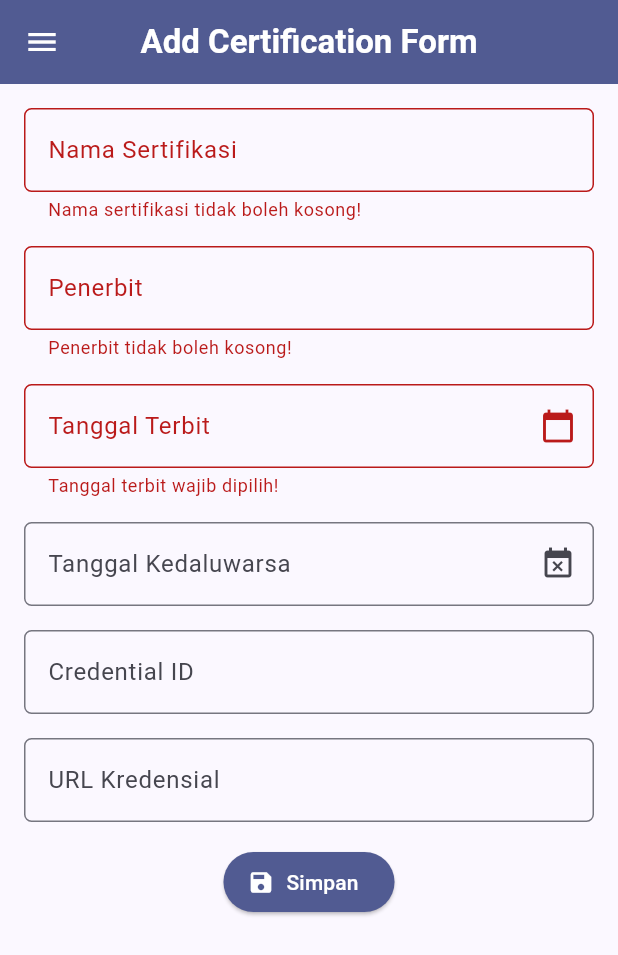
After one commit to Elbardio-hub/myportofolio_mobile, a Flutter app: the CertificationFormPage screen opened directly, after a tap on "Simpan", on a phone screen of 412 x 824 dp. The commit adds this screen. Shown: the top 955 px of the screen. Run offline on Flutter 3.47's test engine with Material 3 defaults, Android fonts, the phone set to English and light mode, and no system bars.

Commit message:
Tugas Individu 8

```diff
--- /dev/null
+++ b/lib/screens/certification_form.dart
@@ -0,0 +1,373 @@
+import 'package:flutter/material.dart';
+import 'package:myportofolio_mobile/widgets/left_drawer.dart';
+
+class CertificationFormPage extends StatefulWidget {
+  const CertificationFormPage({super.key});
+
+  @override
+  State<CertificationFormPage> createState() => _CertificationFormPageState();
+}
+
+class _CertificationFormPageState extends State<CertificationFormPage> {
+  // Kunci untuk mengakses state Form (validate, reset).
+  final _formKey = GlobalKey<FormState>();
+
+  // Menyimpan isian field teks.
+  String _name = "";
+  String _issuer = "";
+  String _credentialId = "";
+  String _credentialUrl = "";
+
+  // Menyimpan tanggal yang dipilih. Nullable karena awalnya belum dipilih.
+  DateTime? _issueDate;
+  DateTime? _expiryDate;
+
+  // Controller untuk menampilkan teks tanggal di dalam field.
+  final _issueDateController = TextEditingController();
+  final _expiryDateController = TextEditingController();
+
+  @override
+  void dispose() {
+    // Controller wajib dibuang saat halaman ditutup agar tidak memory leak.
+    _issueDateController.dispose();
+    _expiryDateController.dispose();
+    super.dispose();
+  }
+
+  // Mengubah DateTime menjadi teks, contoh: 5 Mei 2026.
+  String _formatDate(DateTime date) {
+    const months = [
+      'Januari', 'Februari', 'Maret', 'April', 'Mei', 'Juni',
+      'Juli', 'Agustus', 'September', 'Oktober', 'November', 'Desember',
+    ];
+    return "${date.day} ${months[date.month - 1]} ${date.year}";
+  }
+
+  // Membuka kalender untuk tanggal terbit.
+  Future<void> _pickIssueDate() async {
+    final picked = await showDatePicker(
+      context: context,
+      initialDate: _issueDate ?? DateTime.now(),
+      firstDate: DateTime(2000),
+      lastDate: DateTime.now(), // tidak bisa memilih tanggal di masa depan
+    );
+    if (picked != null) {
+      setState(() {
+        _issueDate = picked;
+        _issueDateController.text = _formatDate(picked);
+      });
+    }
+  }
+
+  // Membuka kalender untuk tanggal kedaluwarsa.
+  Future<void> _pickExpiryDate() async {
+    final picked = await showDatePicker(
+      context: context,
+      initialDate: _expiryDate ?? _issueDate ?? DateTime.now(),
+      firstDate: DateTime(2000),
+      lastDate: DateTime(2100),
+    );
+    if (picked != null) {
+      setState(() {
+        _expiryDate = picked;
+        _expiryDateController.text = _formatDate(picked);
+      });
+    }
+  }
+
+
+  // Menampilkan "-" untuk isian opsional yang kosong.
+  String _orDash(String value) => value.trim().isEmpty ? "-" : value.trim();
+
+  // Mengosongkan seluruh form beserta variabel state-nya.
+  void _resetForm() {
+    setState(() {
+      _name = "";
+      _issuer = "";
+      _credentialId = "";
+      _credentialUrl = "";
+      _issueDate = null;
+      _expiryDate = null;
+      _issueDateController.clear();
+      _expiryDateController.clear();
+    });
+    // Dipanggil terakhir agar pesan error ikut bersih.
+    _formKey.currentState!.reset();
+  }
+
+  // Dipanggil saat tombol Simpan ditekan.
+  void _submitForm() {
+    // Jalankan semua validator; jika ada yang gagal, berhenti di sini.
+    if (!_formKey.currentState!.validate()) return;
+
+    showDialog(
+      context: context,
+      builder: (context) {
+        return AlertDialog(
+          title: const Text('Sertifikasi berhasil disimpan!'),
+          content: SingleChildScrollView(
+            child: Column(
+              crossAxisAlignment: CrossAxisAlignment.start,
+              mainAxisSize: MainAxisSize.min,
+              children: [
+                Text('Nama Sertifikasi: ${_name.trim()}'),
+                Text('Penerbit: ${_issuer.trim()}'),
+                Text('Tanggal Terbit: ${_formatDate(_issueDate!)}'),
+                Text(
+                  'Tanggal Kedaluwarsa: '
+                  '${_expiryDate == null ? "Tidak ada" : _formatDate(_expiryDate!)}',
+                ),
+                Text('Credential ID: ${_orDash(_credentialId)}'),
+                Text('URL Kredensial: ${_orDash(_credentialUrl)}'),
+              ],
+            ),
+          ),
+          actions: [
+            TextButton(
+              onPressed: () {
+                Navigator.pop(context); // tutup dialog
+                _resetForm(); // kosongkan form
+              },
+              child: const Text('OK'),
+            ),
+          ],
+        );
+      },
+    );
+  }
+
+  @override
+  Widget build(BuildContext context) {
+    return Scaffold(
+      appBar: AppBar(
+        title: const Text(
+          'Add Certification Form',
+          style: TextStyle(fontWeight: FontWeight.bold),
+        ),
+        centerTitle: true,
+        // Warna diambil dari tema (sama dengan AppBar di halaman utama).
+        backgroundColor: Theme.of(context).colorScheme.primary,
+        // Warna teks judul dan ikon hamburger drawer.
+        foregroundColor: Colors.white,
+      ),
+      // Drawer yang sama dengan halaman utama dan form proyek.
+      drawer: const LeftDrawer(),
+      body: Form(
+        key: _formKey,
+        child: SingleChildScrollView(
+          padding: const EdgeInsets.all(8.0),
+          child: Column(
+            crossAxisAlignment: CrossAxisAlignment.start,
+            children: [
+              Padding(
+                padding: const EdgeInsets.all(8.0),
+                child: TextFormField(
+                  decoration: InputDecoration(
+                    hintText: "Contoh: Associate Android Developer",
+                    labelText: "Nama Sertifikasi",
+                    border: OutlineInputBorder(
+                      borderRadius: BorderRadius.circular(5.0),
+                    ),
+                  ),
+                  // Tombol "Next" di keyboard pindah ke field berikutnya.
+                  textInputAction: TextInputAction.next,
+                  onChanged: (String? value) {
+                    setState(() {
+                      _name = value!;
+                    });
+                  },
+                  validator: (String? value) {
+                    if (value == null || value.trim().isEmpty) {
+                      return "Nama sertifikasi tidak boleh kosong!";
+                    }
+                    if (value.trim().length > 100) {
+                      return "Nama sertifikasi maksimal 100 karakter!";
+                    }
+                    return null;
+                  },
+                ),
+              ),
+              // === Penerbit ===
+              Padding(
+                padding: const EdgeInsets.all(8.0),
+                child: TextFormField(
+                  decoration: InputDecoration(
+                    hintText: "Contoh: Google, Dicoding, Coursera",
+                    labelText: "Penerbit",
+                    border: OutlineInputBorder(
+                      borderRadius: BorderRadius.circular(5.0),
+                    ),
+                  ),
+                  textInputAction: TextInputAction.next,
+                  onChanged: (String? value) {
+                    setState(() {
+                      _issuer = value!;
+                    });
+                  },
+                  validator: (String? value) {
+                    if (value == null || value.trim().isEmpty) {
+                      return "Penerbit tidak boleh kosong!";
+                    }
+                    if (value.trim().length > 100) {
+                      return "Penerbit maksimal 100 karakter!";
+                    }
+                    return null;
+                  },
+                ),
+              ),
+                            // === Tanggal Terbit ===
+              Padding(
+                padding: const EdgeInsets.all(8.0),
+                child: TextFormField(
+                  controller: _issueDateController,
+                  readOnly: true, // tidak bisa diketik, hanya lewat kalender
+                  onTap: _pickIssueDate,
+                  // Validasi ulang otomatis setelah tanggal dipilih.
+                  autovalidateMode: AutovalidateMode.onUserInteraction,
+                  decoration: InputDecoration(
+                    hintText: "Pilih tanggal terbit",
+                    labelText: "Tanggal Terbit",
+                    suffixIcon: const Icon(Icons.calendar_today),
+                    border: OutlineInputBorder(
+                      borderRadius: BorderRadius.circular(5.0),
+                    ),
+                  ),
+                  validator: (_) {
+                    if (_issueDate == null) {
+                      return "Tanggal terbit wajib dipilih!";
+                    }
+                    if (_issueDate!.isAfter(DateTime.now())) {
+                      return "Tanggal terbit tidak boleh di masa depan!";
+                    }
+                    return null;
+                  },
+                ),
+              ),
+              // === Tanggal Kedaluwarsa ===
+              Padding(
+                padding: const EdgeInsets.all(8.0),
+                child: TextFormField(
+                  controller: _expiryDateController,
+                  readOnly: true,
+                  onTap: _pickExpiryDate,
+                  autovalidateMode: AutovalidateMode.onUserInteraction,
+                  decoration: InputDecoration(
+                    hintText: "Pilih tanggal kedaluwarsa (opsional)",
+                    labelText: "Tanggal Kedaluwarsa",
+                    // Kalau sudah dipilih, tampilkan tombol X untuk menghapus.
+                    suffixIcon: _expiryDate == null
+                        ? const Icon(Icons.event_busy)
+                        : IconButton(
+                            icon: const Icon(Icons.clear),
+                            onPressed: () {
+                              setState(() {
+                                _expiryDate = null;
+                                _expiryDateController.clear();
+                              });
+                            },
+                          ),
+                    border: OutlineInputBorder(
+                      borderRadius: BorderRadius.circular(5.0),
+                    ),
+                  ),
+                  validator: (_) {
+                    // Opsional: boleh kosong (sertifikat berlaku selamanya).
+                    if (_expiryDate == null || _issueDate == null) {
+                      return null;
+                    }
+                    if (!_expiryDate!.isAfter(_issueDate!)) {
+                      return "Tanggal kedaluwarsa harus setelah tanggal terbit!";
+                    }
+                    return null;
+                  },
+                ),
+              ),
+              // === Credential ID ===
+              Padding(
+                padding: const EdgeInsets.all(8.0),
+                child: TextFormField(
+                  decoration: InputDecoration(
+                    hintText: "ID kredensial (opsional)",
+                    labelText: "Credential ID",
+                    border: OutlineInputBorder(
+                      borderRadius: BorderRadius.circular(5.0),
+                    ),
+                  ),
+                  textInputAction: TextInputAction.next,
+                  onChanged: (String? value) {
+                    setState(() {
+                      _credentialId = value!;
+                    });
+                  },
+                  validator: (String? value) {
+                    // Opsional: kosong boleh, tapi kalau diisi dibatasi panjangnya.
+                    if (value != null && value.trim().length > 50) {
+                      return "Credential ID maksimal 50 karakter!";
+                    }
+                    return null;
+                  },
+                ),
+              ),
+              // === URL Kredensial ===
+              Padding(
+                padding: const EdgeInsets.all(8.0),
+                child: TextFormField(
+                  decoration: InputDecoration(
+                    hintText: "https://... (opsional)",
+                    labelText: "URL Kredensial",
+                    border: OutlineInputBorder(
+                      borderRadius: BorderRadius.circular(5.0),
+                    ),
+                  ),
+                  // Keyboard khusus URL (ada tombol "/" dan ".com").
+                  keyboardType: TextInputType.url,
+                  autocorrect: false,
+                  // Field teks terakhir: tombol keyboard jadi "Done".
+                  textInputAction: TextInputAction.done,
+                  onChanged: (String? value) {
+                    setState(() {
+                      _credentialUrl = value!;
+                    });
+                  },
+                  validator: (String? value) {
+                    // Opsional: kosong boleh.
+                    if (value == null || value.trim().isEmpty) {
+                      return null;
+                    }
+                    final url = value.trim();
+                    if (url.contains(' ')) {
+                      return "URL tidak boleh mengandung spasi!";
+                    }
+                    final uri = Uri.tryParse(url);
+                    if (uri == null ||
+                        !(uri.scheme == 'http' || uri.scheme == 'https') ||
+                        !uri.host.contains('.')) {
+                      return "URL tidak valid! Contoh: https://example.com";
+                    }
+                    return null;
+                  },
+                ),
+              ),
+              // === Tombol Simpan ===
+              Align(
+                alignment: Alignment.center,
+                child: Padding(
+                  padding: const EdgeInsets.all(8.0),
+                  child: ElevatedButton.icon(
+                    style: ElevatedButton.styleFrom(
+                      backgroundColor: Theme.of(context).colorScheme.primary,
+                      foregroundColor: Colors.white,
+                    ),
+                    onPressed: _submitForm,
+                    icon: const Icon(Icons.save),
+                    label: const Text("Simpan"),
+                  ),
+                ),
+              ),
+            ],
+          ),
+        ),
+      ),
+    );
+  }
+}
--- a/lib/screens/menu.dart
+++ b/lib/screens/menu.dart
@@ -13,6 +13,7 @@ class MyHomePage extends StatelessWidget {
     ItemHomepage("Lihat Proyek", Icons.folder, Colors.blueAccent),
     ItemHomepage("Tambah Proyek", Icons.add_circle, Colors.green.shade700),
     ItemHomepage("Logout", Icons.logout, Colors.redAccent),
+    ItemHomepage("Tambah Sertifikasi", Icons.workspace_premium, Colors.orange.shade700),
   ];
 
   @override
--- a/lib/widgets/left_drawer.dart
+++ b/lib/widgets/left_drawer.dart
@@ -1,6 +1,7 @@
 import 'package:flutter/material.dart';
 import 'package:myportofolio_mobile/screens/menu.dart';
 import 'package:myportofolio_mobile/screens/project_form.dart';
+import 'package:myportofolio_mobile/screens/certification_form.dart';
 
 class LeftDrawer extends StatelessWidget {
   const LeftDrawer({super.key});
@@ -62,6 +63,17 @@ class LeftDrawer extends StatelessWidget {
               );
             },
           ),
+                    ListTile(
+            leading: const Icon(Icons.workspace_premium_outlined),
+            title: const Text('Add Certification'),
+            // Navigasi ke halaman tambah sertifikasi
+            onTap: () {
+              Navigator.pushReplacement(
+                context,
+                MaterialPageRoute(builder: (context) => const CertificationFormPage()),
+              );
+            },
+          ),
         ],
       ),
     );
--- a/lib/widgets/project_card.dart
+++ b/lib/widgets/project_card.dart
@@ -1,7 +1,7 @@
 import 'package:flutter/material.dart';
 import 'package:myportofolio_mobile/screens/menu.dart';
 import 'package:myportofolio_mobile/screens/project_form.dart';
-
+import 'package:myportofolio_mobile/screens/certification_form.dart';
 class ItemCard extends StatelessWidget {
   final ItemHomepage item;
 
@@ -20,6 +20,13 @@ class ItemCard extends StatelessWidget {
             Navigator.push(
               context,
               MaterialPageRoute(builder: (context) => const ProjectFormPage()),
+            );
+            return;
+          }
+          if (item.name == 'Tambah Sertifikasi') {
+            Navigator.push(
+              context,
+              MaterialPageRoute(builder: (context) => const CertificationFormPage()),
             );
             return;
           }
```
Also changed, not shown: 1 other file.
